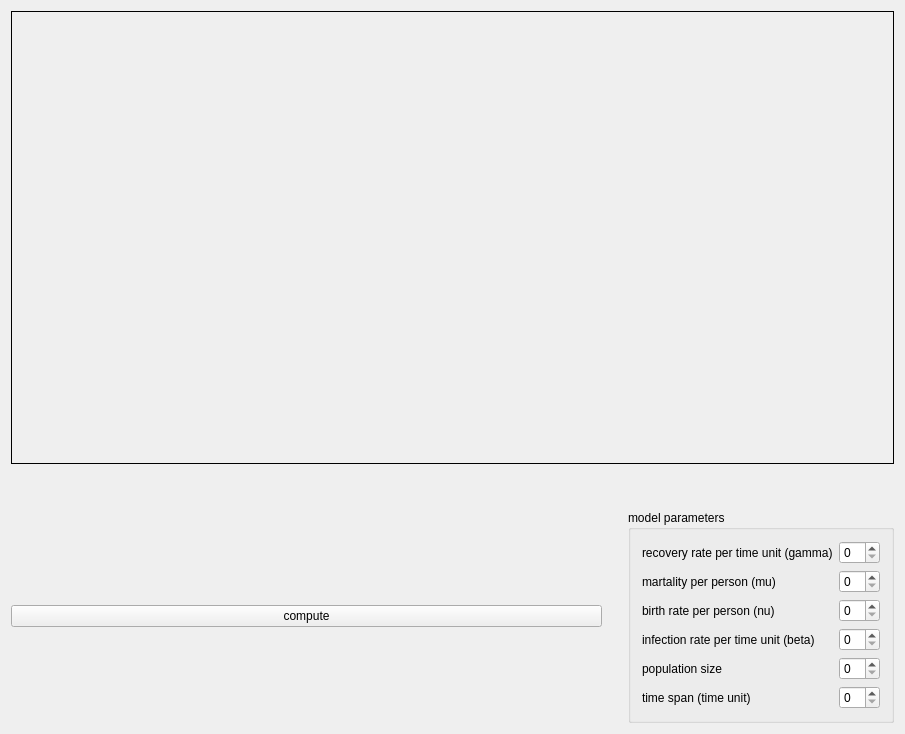
The window that ui/sir.ui (konsim83/SIR-Models) describes before a commit, drawn with Qt 5.
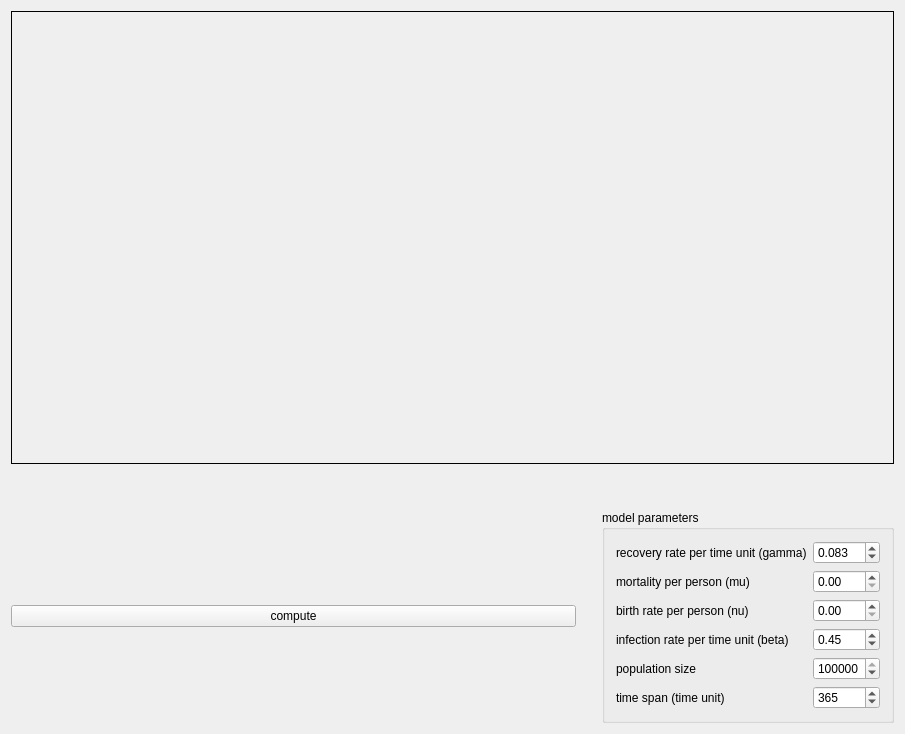
The same window after the commit.

Commit message: Set up UI. Now fill with life.

The edit to the form file:
```diff
--- a/ui/sir.ui
+++ b/ui/sir.ui
@@ -85,13 +85,10 @@
           <string>model parameters</string>
          </property>
          <layout class="QGridLayout" name="gridLayout">
-          <item row="5" column="2">
-           <widget class="QSpinBox" name="gamma"/>
-          </item>
           <item row="6" column="1">
            <widget class="QLabel" name="label_1">
             <property name="text">
-             <string>martality per person (mu)</string>
+             <string>mortality per person (mu)</string>
             </property>
            </widget>
           </item>
@@ -102,12 +99,6 @@
             </property>
            </widget>
           </item>
-          <item row="6" column="2">
-           <widget class="QSpinBox" name="mu"/>
-          </item>
-          <item row="7" column="2">
-           <widget class="QSpinBox" name="nu"/>
-          </item>
           <item row="8" column="1">
            <widget class="QLabel" name="label_4">
             <property name="text">
@@ -115,9 +106,6 @@
             </property>
            </widget>
           </item>
-          <item row="8" column="2">
-           <widget class="QSpinBox" name="beta"/>
-          </item>
           <item row="5" column="1">
            <widget class="QLabel" name="label_2">
             <property name="text">
@@ -136,10 +124,17 @@
            </widget>
           </item>
           <item row="9" column="2">
-           <widget class="QSpinBox" name="N"/>
-          </item>
-          <item row="10" column="2">
-           <widget class="QSpinBox" name="tmax"/>
+           <widget class="QSpinBox" name="N">
+            <property name="maximum">
+             <number>1000000</number>
+            </property>
+            <property name="singleStep">
+             <number>1000</number>
+            </property>
+            <property name="value">
+             <number>100000</number>
+            </property>
+           </widget>
           </item>
           <item row="10" column="1">
            <widget class="QLabel" name="label_6">
@@ -148,6 +143,59 @@
             </property>
            </widget>
           </item>
+          <item row="5" column="2">
+           <widget class="QDoubleSpinBox" name="gamma">
+            <property name="decimals">
+             <number>3</number>
+            </property>
+            <property name="singleStep">
+             <double>0.010000000000000</double>
+            </property>
+            <property name="value">
+             <double>0.083000000000000</double>
+            </property>
+           </widget>
+          </item>
+          <item row="6" column="2">
+           <widget class="QDoubleSpinBox" name="mu">
+            <property name="singleStep">
+             <double>0.100000000000000</double>
+            </property>
+           </widget>
+          </item>
+          <item row="7" column="2">
+           <widget class="QDoubleSpinBox" name="nu">
+            <property name="singleStep">
+             <double>0.100000000000000</double>
+            </property>
+           </widget>
+          </item>
+          <item row="8" column="2">
+           <widget class="QDoubleSpinBox" name="beta">
+            <property name="singleStep">
+             <double>0.010000000000000</double>
+            </property>
+            <property name="value">
+             <double>0.450000000000000</double>
+            </property>
+           </widget>
+          </item>
+          <item row="10" column="2">
+           <widget class="QSpinBox" name="tmax">
+            <property name="minimum">
+             <number>5</number>
+            </property>
+            <property name="maximum">
+             <number>5000</number>
+            </property>
+            <property name="singleStep">
+             <number>5</number>
+            </property>
+            <property name="value">
+             <number>365</number>
+            </property>
+           </widget>
+          </item>
          </layout>
         </widget>
        </item>
```
The commit also changes 3 other files.
